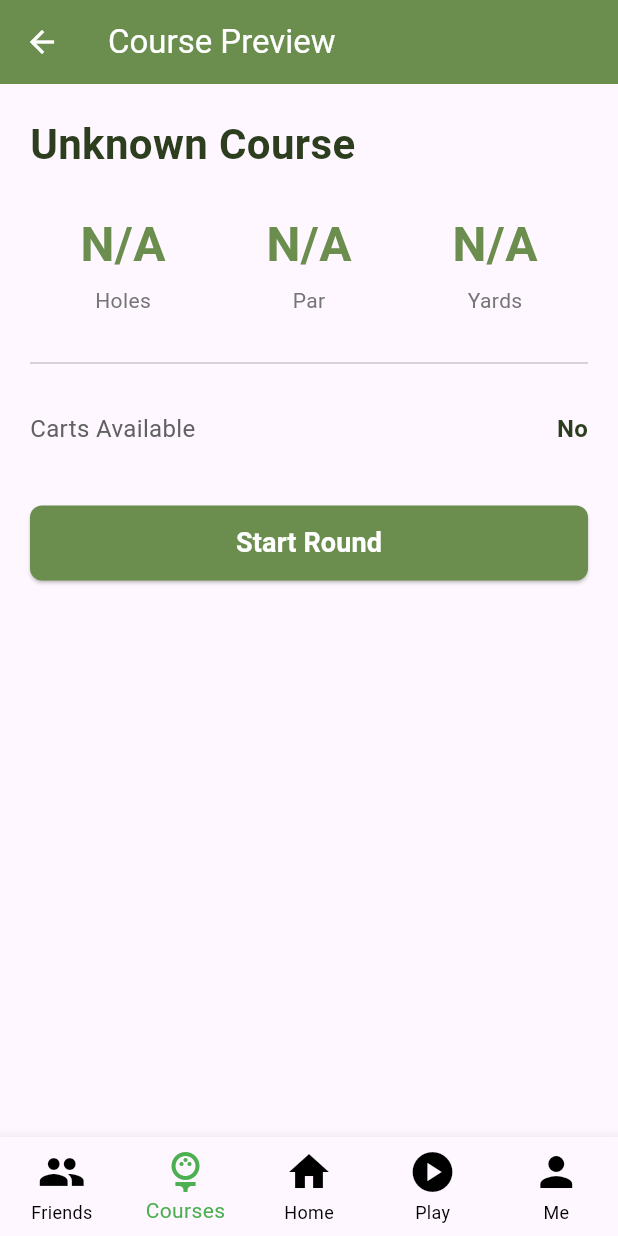
After one commit to RyanStoffel/Bogey_Busters_CSC322, a Flutter app: the CoursePreviewScreen screen opened by its route, on a phone screen of 412 x 824 dp. The commit adds this screen. Run offline on Flutter 3.47's test engine with Material 3 defaults, Android fonts, the phone set to English and light mode, and no system bars; our stand-ins replace cloud_firestore, firebase_auth, firebase_core, firebase_storage, geolocator, go_router and 2 more; accounts and stored records are empty; network calls fail.

Commit message:
Added a course preview screen, access to firebase, changes to a few other files dependant

```diff
--- a/lib/router/screen_router.dart
+++ b/lib/router/screen_router.dart
@@ -1,18 +1,19 @@
+import 'package:cloud_firestore/cloud_firestore.dart';
+import 'package:firebase_auth/firebase_auth.dart';
 import 'package:flutter/foundation.dart';
 import 'package:go_router/go_router.dart';
-import 'package:firebase_auth/firebase_auth.dart';
-import 'package:cloud_firestore/cloud_firestore.dart';
 import 'package:golf_tracker_app/screens/auth_screen.dart';
+import 'package:golf_tracker_app/screens/course_preview_screen.dart';
+import 'package:golf_tracker_app/screens/courses_screen.dart';
 import 'package:golf_tracker_app/screens/edit_profile_screen.dart';
-import 'package:golf_tracker_app/screens/splash_screen.dart';
+import 'package:golf_tracker_app/screens/friends_screen.dart';
 import 'package:golf_tracker_app/screens/home_screen.dart';
-import 'package:golf_tracker_app/screens/friends_screen.dart';
-import 'package:golf_tracker_app/screens/courses_screen.dart';
+import 'package:golf_tracker_app/screens/onboarding_screen.dart';
 import 'package:golf_tracker_app/screens/play_screen.dart';
 import 'package:golf_tracker_app/screens/profile_screen.dart';
 import 'package:golf_tracker_app/screens/shell_screen.dart';
+import 'package:golf_tracker_app/screens/splash_screen.dart';
 import 'package:golf_tracker_app/screens/verify_email_screen.dart';
-import 'package:golf_tracker_app/screens/onboarding_screen.dart';
 
 class AuthNotifier extends ChangeNotifier {
   AuthNotifier() {
@@ -51,10 +52,8 @@ final GoRouter screenRouter = GoRouter(
 
         // Check onboarding status
         try {
-          final doc = await FirebaseFirestore.instance
-              .collection('users')
-              .doc(user.uid)
-              .get();
+          final doc =
+              await FirebaseFirestore.instance.collection('users').doc(user.uid).get();
 
           if (doc.exists) {
             final data = doc.data();
@@ -80,10 +79,8 @@ final GoRouter screenRouter = GoRouter(
       // If verified but not on onboarding page, check if onboarding is needed
       if (user.emailVerified && !isOnOnboarding) {
         try {
-          final doc = await FirebaseFirestore.instance
-              .collection('users')
-              .doc(user.uid)
-              .get();
+          final doc =
+              await FirebaseFirestore.instance.collection('users').doc(user.uid).get();
 
           if (doc.exists) {
             final data = doc.data();
@@ -167,11 +164,21 @@ final GoRouter screenRouter = GoRouter(
           ),
         ),
         GoRoute(
-          path: '/courses',
-          pageBuilder: (context, state) => NoTransitionPage(
-            child: CoursesScreen(),
-          ),
-        ),
+            path: '/courses',
+            pageBuilder: (context, state) => NoTransitionPage(
+                  child: CoursesScreen(),
+                ),
+            routes: [
+              GoRoute(
+                path: 'course-preview',
+                pageBuilder: (context, state) {
+                  final course = state.extra as Map<String, dynamic>?;
+                  return NoTransitionPage(
+                    child: CoursePreviewScreen(course: course ?? {}),
+                  );
+                },
+              )
+            ]),
         GoRoute(
           path: '/play',
           pageBuilder: (context, state) => NoTransitionPage(
@@ -190,6 +197,15 @@ final GoRouter screenRouter = GoRouter(
             child: const EditProfileScreen(),
           ),
         ),
+        GoRoute(
+          path: '/course-preview',
+          pageBuilder: (context, state) {
+            final course = state.extra as Map<String, dynamic>?;
+            return NoTransitionPage(
+              child: CoursePreviewScreen(course: course ?? {}),
+            );
+          },
+        ),
       ],
     ),
   ],
--- /dev/null
+++ b/lib/screens/course_preview_screen.dart
@@ -0,0 +1,271 @@
+import 'package:flutter/material.dart';
+
+class CoursePreviewScreen extends StatelessWidget {
+  final Map<String, dynamic> course;
+
+  const CoursePreviewScreen({super.key, required this.course});
+
+  @override
+  Widget build(BuildContext context) {
+    return Scaffold(
+      appBar: AppBar(
+        title: Text(course['name'] ?? 'Course Preview'),
+        backgroundColor: const Color(0xFF6B8E4E),
+        foregroundColor: Colors.white,
+      ),
+      body: SingleChildScrollView(
+        child: Column(
+          crossAxisAlignment: CrossAxisAlignment.start,
+          children: [
+            if (course['imageUrl'] != null && course['imageUrl'].isNotEmpty)
+              Image.network(
+                course['imageUrl'],
+                width: double.infinity,
+                height: 250,
+                fit: BoxFit.cover,
+                errorBuilder: (context, error, stackTrace) {
+                  return Container(
+                    width: double.infinity,
+                    height: 250,
+                    color: Colors.grey[300],
+                    child: Icon(Icons.golf_course, size: 80, color: Colors.grey[600]),
+                  );
+                },
+              ),
+            Padding(
+              padding: const EdgeInsets.all(20.0),
+              child: Column(
+                crossAxisAlignment: CrossAxisAlignment.start,
+                children: [
+                  Text(
+                    course['name'] ?? 'Unknown Course',
+                    style: TextStyle(
+                      fontSize: 28,
+                      fontWeight: FontWeight.bold,
+                      color: const Color(0xFF2D3E1F),
+                    ),
+                  ),
+                  const SizedBox(height: 24),
+                  Row(
+                    mainAxisAlignment: MainAxisAlignment.spaceAround,
+                    children: [
+                      _buildStatColumn('Holes', '${course['holes'] ?? 'N/A'}'),
+                      _buildStatColumn('Par', '${course['par'] ?? 'N/A'}'),
+                      _buildStatColumn('Yards', '${course['totalYards'] ?? 'N/A'}'),
+                    ],
+                  ),
+                  const SizedBox(height: 24),
+                  const Divider(),
+                  const SizedBox(height: 16),
+                  _buildInfoRow(
+                      'Carts Available', course['hasCarts'] == true ? 'Yes' : 'No'),
+                  const SizedBox(height: 32),
+                  SizedBox(
+                    width: double.infinity,
+                    height: 50,
+                    child: ElevatedButton(
+                      onPressed: () {},
+                      style: ElevatedButton.styleFrom(
+                        backgroundColor: const Color(0xFF6B8E4E),
+                        foregroundColor: Colors.white,
+                        shape: RoundedRectangleBorder(
+                          borderRadius: BorderRadius.circular(8),
+                        ),
+                      ),
+                      child: Text(
+                        'Start Round',
+                        style: TextStyle(fontSize: 18, fontWeight: FontWeight.bold),
+                      ),
+                    ),
+                  ),
+                  const SizedBox(height: 32),
+                  if (course['holesData'] != null && course['holesData'] is List) ...[
+                    Text(
+                      'Hole Details',
+                      style: TextStyle(
+                        fontSize: 20,
+                        fontWeight: FontWeight.bold,
+                        color: const Color(0xFF2D3E1F),
+                      ),
+                    ),
+                    const SizedBox(height: 16),
+                    Container(
+                      decoration: BoxDecoration(
+                        border:
+                            Border.all(color: const Color(0xFF6B8E4E).withOpacity(0.3)),
+                        borderRadius: BorderRadius.circular(12),
+                      ),
+                      child: Column(
+                        children: [
+                          Container(
+                            decoration: BoxDecoration(
+                              color: const Color(0xFF6B8E4E),
+                              borderRadius: BorderRadius.only(
+                                topLeft: Radius.circular(12),
+                                topRight: Radius.circular(12),
+                              ),
+                            ),
+                            padding:
+                                const EdgeInsets.symmetric(vertical: 12, horizontal: 16),
+                            child: Row(
+                              children: [
+                                Expanded(
+                                  flex: 2,
+                                  child: Text(
+                                    'Hole',
+                                    style: TextStyle(
+                                      fontWeight: FontWeight.bold,
+                                      color: Colors.white,
+                                      fontSize: 14,
+                                    ),
+                                  ),
+                                ),
+                                Expanded(
+                                  flex: 1,
+                                  child: Text(
+                                    'Par',
+                                    textAlign: TextAlign.center,
+                                    style: TextStyle(
+                                      fontWeight: FontWeight.bold,
+                                      color: Colors.white,
+                                      fontSize: 14,
+                                    ),
+                                  ),
+                                ),
+                                Expanded(
+                                  flex: 1,
+                                  child: Text(
+                                    'HCP',
+                                    textAlign: TextAlign.center,
+                                    style: TextStyle(
+                                      fontWeight: FontWeight.bold,
+                                      color: Colors.white,
+                                      fontSize: 14,
+                                    ),
+                                  ),
+                                ),
+                              ],
+                            ),
+                          ),
+                          ...((course['holesData'] as List).asMap().entries.map((entry) {
+                            final index = entry.key;
+                            final hole = entry.value;
+                            final isEven = index % 2 == 0;
+
+                            return Container(
+                              decoration: BoxDecoration(
+                                color: isEven
+                                    ? const Color(0xFFE8F1D4).withOpacity(0.3)
+                                    : Colors.white,
+                                borderRadius:
+                                    index == (course['holesData'] as List).length - 1
+                                        ? BorderRadius.only(
+                                            bottomLeft: Radius.circular(12),
+                                            bottomRight: Radius.circular(12),
+                                          )
+                                        : null,
+                              ),
+                              padding: const EdgeInsets.symmetric(
+                                  vertical: 12, horizontal: 16),
+                              child: Row(
+                                children: [
+                                  Expanded(
+                                    flex: 2,
+                                    child: Text(
+                                      'Hole ${hole['holeNumber'] ?? index + 1}',
+                                      style: TextStyle(
+                                        fontSize: 14,
+                                        fontWeight: FontWeight.w500,
+                                        color: const Color(0xFF2D3E1F),
+                                      ),
+                                    ),
+                                  ),
+                                  Expanded(
+                                    flex: 1,
+                                    child: Text(
+                                      '${hole['par'] ?? 'N/A'}',
+                                      textAlign: TextAlign.center,
+                                      style: TextStyle(
+                                        fontSize: 14,
+                                        fontWeight: FontWeight.w600,
+                                        color: const Color(0xFF6B8E4E),
+                                      ),
+                                    ),
+                                  ),
+                                  Expanded(
+                                    flex: 1,
+                                    child: Text(
+                                      '${hole['handicap'] ?? 'N/A'}',
+                                      textAlign: TextAlign.center,
+                                      style: TextStyle(
+                                        fontSize: 14,
+                                        color: const Color(0xFF2D3E1F),
+                                      ),
+                                    ),
+                                  ),
+                                ],
+                              ),
+                            );
+                          }).toList()),
+                        ],
+                      ),
+                    ),
+                  ],
+                ],
+              ),
+            ),
+          ],
+        ),
+      ),
+    );
+  }
+
+  Widget _buildStatColumn(String label, String value) {
+    return Column(
+      children: [
+        Text(
+          value,
+          style: TextStyle(
+            fontSize: 32,
+            fontWeight: FontWeight.bold,
+            color: const Color(0xFF6B8E4E),
+          ),
+        ),
+        const SizedBox(height: 4),
+        Text(
+          label,
+          style: TextStyle(
+            fontSize: 14,
+            color: Colors.grey[600],
+          ),
+        ),
+      ],
+    );
+  }
+
+  Widget _buildInfoRow(String label, String value) {
+    return Padding(
+      padding: const EdgeInsets.symmetric(vertical: 8.0),
+      child: Row(
+        mainAxisAlignment: MainAxisAlignment.spaceBetween,
+        children: [
+          Text(
+            label,
+            style: TextStyle(
+              fontSize: 16,
+              color: Colors.grey[700],
+            ),
+          ),
+          Text(
+            value,
+            style: TextStyle(
+              fontSize: 16,
+              fontWeight: FontWeight.w600,
+              color: const Color(0xFF2D3E1F),
+            ),
+          ),
+        ],
+      ),
+    );
+  }
+}
--- a/lib/screens/courses_screen.dart
+++ b/lib/screens/courses_screen.dart
@@ -1,4 +1,5 @@
 import 'package:flutter/material.dart';
+import 'package:go_router/go_router.dart';
 import 'package:golf_tracker_app/services/course_service.dart';
 import 'package:golf_tracker_app/widgets/course_cards.dart';
 
@@ -42,6 +43,10 @@ class CoursesScreen extends StatelessWidget {
                 hasCarts: course['hasCarts'] as bool? ?? false,
                 courseLatitude: course['latitude'] as double?,
                 courseLongitude: course['longitude'] as double?,
+                onPreview: () {
+                  context.push('/courses/course-preview', extra: course);
+                },
+                onPlay: () {},
               );
             },
           );
--- a/lib/services/course_service.dart
+++ b/lib/services/course_service.dart
@@ -36,9 +36,11 @@ class CourseService {
           'id': doc.id,
           'name': data['courseName'] ?? data['name'] ?? 'Unknown Course',
           'holes': totalHoles,
+          'holesData': data['holes'], // Pass the raw holes data from Firebase
           'par': data['totalPar'] ?? data['par'] ?? 72,
           'distance': data['distance'] ?? 'Unknown distance',
-          'totalYards': data['totalYards']?.toString() ?? data['distance'] ?? 'Unknown distance',
+          'totalYards':
+              data['totalYards']?.toString() ?? data['distance'] ?? 'Unknown distance',
           'hasCarts': data['hasCarts'] ?? false,
           'imageUrl': imageUrl ?? '',
         });
@@ -80,9 +82,11 @@ class CourseService {
           'id': doc.id,
           'name': data['courseName'] ?? data['name'] ?? 'Unknown Course',
           'holes': totalHoles,
+          'holesData': data['holes'], // Pass the raw holes data from Firebase
           'par': data['totalPar'] ?? data['par'] ?? 72,
           'distance': data['distance'] ?? 'Unknown distance',
-          'totalYards': data['totalYards']?.toString() ?? data['distance'] ?? 'Unknown distance',
+          'totalYards':
+              data['totalYards']?.toString() ?? data['distance'] ?? 'Unknown distance',
           'hasCarts': data['hasCarts'] ?? false,
           'imageUrl': imageUrl ?? '',
         });
--- a/lib/widgets/course_cards.dart
+++ b/lib/widgets/course_cards.dart
@@ -17,6 +17,7 @@ class CourseCard extends StatefulWidget {
   final bool? hasCarts;
   final Course? course;
   final VoidCallback? onPlay;
+  final VoidCallback? onPreview;
   final String? imageUrl;
   final double? courseLatitude;
   final double? courseLongitude;
@@ -35,6 +36,7 @@ class CourseCard extends StatefulWidget {
     this.hasCarts,
     this.course,
     this.onPlay,
+    this.onPreview,
     this.imageUrl,
     this.courseLatitude,
     this.courseLongitude,
@@ -117,14 +119,15 @@ class _CourseCardState extends State<CourseCard> {
               ? Column(
                   crossAxisAlignment: CrossAxisAlignment.start,
                   children: [
-                    Text('${widget.friendName} Played at:', style: _textStyle(16, FontWeight.w600)),
+                    Text('${widget.friendName} Played at:',
+                        style: _textStyle(16, FontWeight.w600)),
                     const SizedBox(height: 4),
                     Text('${widget.courseName} - ${widget.holes} holes Par ${widget.par}',
-                         style: _textStyle(14, FontWeight.w500)),
+                        style: _textStyle(14, FontWeight.w500)),
                   ],
                 )
               : Text('${widget.courseName} - ${widget.holes} holes Par ${widget.par}',
-                     style: _textStyle(14, FontWeight.w600)),
+                  style: _textStyle(14, FontWeight.w600)),
     );
   }
 
@@ -226,7 +229,8 @@ class _CourseCardState extends State<CourseCard> {
               children: [
                 Text('Par ${widget.par}', style: _textStyle(16, FontWeight.w600)),
                 Text('${widget.holes} holes', style: _textStyle(14, FontWeight.w400)),
-                Text(widget.hasCarts! ? 'Carts' : 'No Carts', style: _textStyle(14, FontWeight.w400)),
+                Text(widget.hasCarts! ? 'Carts' : 'No Carts',
+                    style: _textStyle(14, FontWeight.w400)),
                 const SizedBox(height: 12),
                 Row(
                   children: [
@@ -241,7 +245,8 @@ class _CourseCardState extends State<CourseCard> {
               mainAxisAlignment: MainAxisAlignment.spaceBetween,
               children: [
                 _buildScoreItem('Total Score:', widget.totalScore.toString()),
-                _buildScoreItem('Relative to Par:', '${widget.relativeToPar! >= 0 ? '+' : ''}${widget.relativeToPar}'),
+                _buildScoreItem('Relative to Par:',
+                    '${widget.relativeToPar! >= 0 ? '+' : ''}${widget.relativeToPar}'),
               ],
             ),
     );
@@ -260,7 +265,10 @@ class _CourseCardState extends State<CourseCard> {
 
   Widget _buildButton(String text, {bool isOutlined = false}) {
     final isPlayButton = text == 'Play';
-    final onPressed = isPlayButton && !isOutlined ? widget.onPlay : () {};
+    final isPreviewButton = text == 'Preview';
+
+    final VoidCallback? onPressed =
+        isPlayButton ? widget.onPlay : (isPreviewButton ? widget.onPreview : null);
 
     return isOutlined
         ? OutlinedButton(
```
Also changed, not shown: pubspec.lock, 7 other files.
